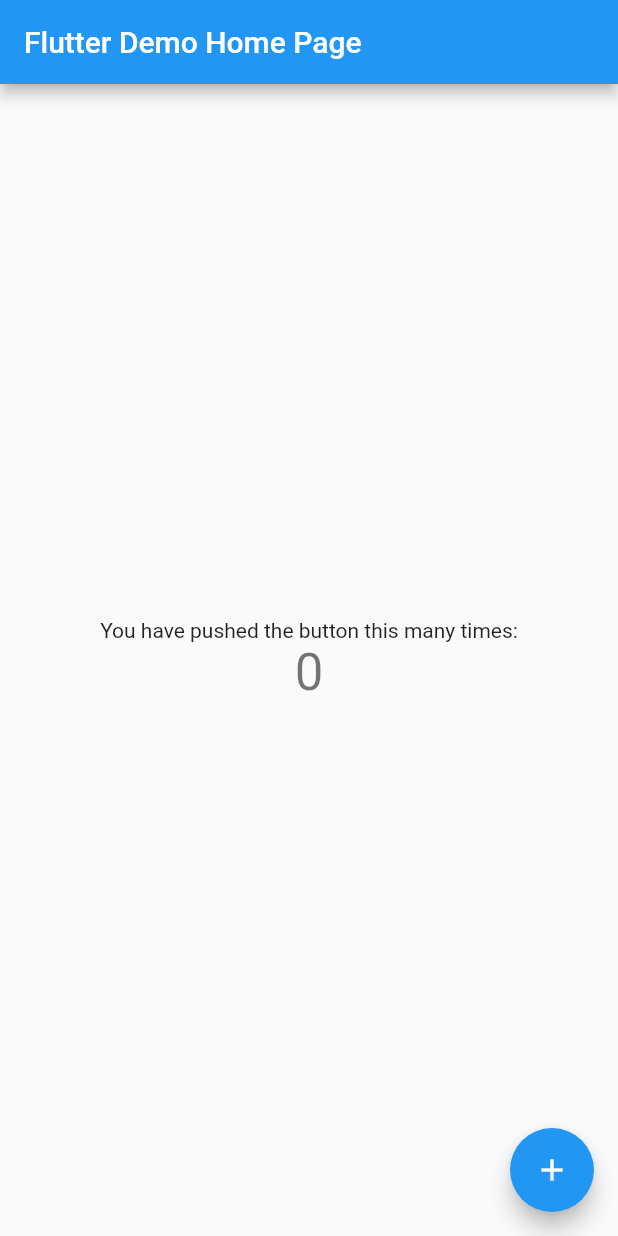
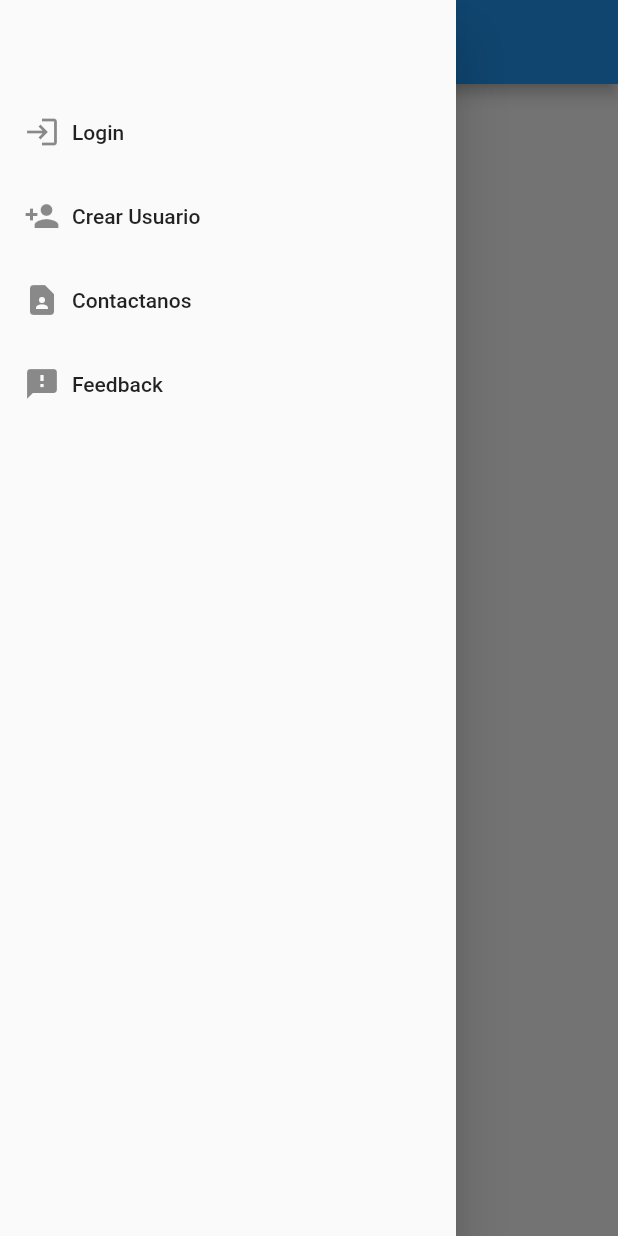
Before and after one commit to bryanvrgsc/flutter_proyecto_final_apps, a Flutter app: the screen it shows after launch, with the side drawer open (before the commit the screen has no drawer), on a phone screen of 412 x 824 dp. Run offline on Flutter 3.47's test engine with Material 2 defaults, Android fonts, the phone set to English and light mode, and no system bars.

Commit message:
NavigateDrawer

```diff
--- a/analysis_options.yaml
+++ b/analysis_options.yaml
@@ -7,9 +7,9 @@
 
 # The following line activates a set of recommended lints for Flutter apps,
 # packages, and plugins designed to encourage good coding practices.
-include: package:flutter_lints/flutter.yaml
+# include: package:flutter_lints/flutter.yaml
 
-linter:
+# linter:
   # The lint rules applied to this project can be customized in the
   # section below to disable rules from the `package:flutter_lints/flutter.yaml`
   # included above or to enable additional rules. A list of all available lints
--- /dev/null
+++ b/lib/createDrawerBodyItem.dart
@@ -0,0 +1,17 @@
+import 'package:flutter/material.dart';
+
+Widget createDrawerBodyItem(
+    {IconData? icon, String? text, GestureTapCallback? myonTap}) {
+  return ListTile(
+    title: Row(
+      children: <Widget>[
+        Icon(icon),
+        Padding(
+          padding: EdgeInsets.only(left: 8.0),
+          child: Text(text!),
+        )
+      ],
+    ),
+    onTap: myonTap,
+  );
+}
--- /dev/null
+++ b/lib/interface/feedback.dart
@@ -0,0 +1,18 @@
+import 'package:flutter/material.dart';
+//import 'package:navega_drawer/navigationDrawer.dart';
+import '../navigationDrawer.dart';
+
+class feedback extends StatelessWidget {
+  static const String nombreruta = '/feedback';
+  @override
+  Widget build(BuildContext context) {
+    return Scaffold(
+        appBar: AppBar(
+          title: Text('Feedback'),
+        ),
+        drawer: navigationDrawer(),
+        body: Center(
+          child: Text("Soy feedback"),
+        ));
+  }
+}
--- /dev/null
+++ b/lib/interface/login.dart
@@ -0,0 +1,18 @@
+import 'package:flutter/material.dart';
+//import 'package:navega_drawer/navigationDrawer.dart';
+import '../navigationDrawer.dart';
+
+class login extends StatelessWidget {
+  static const String nombreruta = '/login';
+  @override
+  Widget build(BuildContext context) {
+    return Scaffold(
+        appBar: AppBar(
+          title: Text('Login'),
+        ),
+        drawer: navigationDrawer(),
+        body: Center(
+          child: Text("Soy login"),
+        ));
+  }
+}
--- a/lib/main.dart
+++ b/lib/main.dart
@@ -1,115 +1,6 @@
 import 'package:flutter/material.dart';
+import 'navegacioninicio.dart';
 
 void main() {
-  runApp(const MyApp());
+  runApp(navegacioninicio());
 }
-
-class MyApp extends StatelessWidget {
-  const MyApp({Key? key}) : super(key: key);
-
-  // This widget is the root of your application.
-  @override
-  Widget build(BuildContext context) {
-    return MaterialApp(
-      title: 'Flutter Demo',
-      theme: ThemeData(
-        // This is the theme of your application.
-        //
-        // Try running your application with "flutter run". You'll see the
-        // application has a blue toolbar. Then, without quitting the app, try
-        // changing the primarySwatch below to Colors.green and then invoke
-        // "hot reload" (press "r" in the console where you ran "flutter run",
-        // or simply save your changes to "hot reload" in a Flutter IDE).
-        // Notice that the counter didn't reset back to zero; the application
-        // is not restarted.
-        primarySwatch: Colors.blue,
-      ),
-      home: const MyHomePage(title: 'Flutter Demo Home Page'),
-    );
-  }
-}
-
-class MyHomePage extends StatefulWidget {
-  const MyHomePage({Key? key, required this.title}) : super(key: key);
-
-  // This widget is the home page of your application. It is stateful, meaning
-  // that it has a State object (defined below) that contains fields that affect
-  // how it looks.
-
-  // This class is the configuration for the state. It holds the values (in this
-  // case the title) provided by the parent (in this case the App widget) and
-  // used by the build method of the State. Fields in a Widget subclass are
-  // always marked "final".
-
-  final String title;
-
-  @override
-  State<MyHomePage> createState() => _MyHomePageState();
-}
-
-class _MyHomePageState extends State<MyHomePage> {
-  int _counter = 0;
-
-  void _incrementCounter() {
-    setState(() {
-      // This call to setState tells the Flutter framework that something has
-      // changed in this State, which causes it to rerun the build method below
-      // so that the display can reflect the updated values. If we changed
-      // _counter without calling setState(), then the build method would not be
-      // called again, and so nothing would appear to happen.
-      _counter++;
-    });
-  }
-
-  @override
-  Widget build(BuildContext context) {
-    // This method is rerun every time setState is called, for instance as done
-    // by the _incrementCounter method above.
-    //
-    // The Flutter framework has been optimized to make rerunning build methods
-    // fast, so that you can just rebuild anything that needs updating rather
-    // than having to individually change instances of widgets.
-    return Scaffold(
-      appBar: AppBar(
-        // Here we take the value from the MyHomePage object that was created by
-        // the App.build method, and use it to set our appbar title.
-        title: Text(widget.title),
-      ),
-      body: Center(
-        // Center is a layout widget. It takes a single child and positions it
-        // in the middle of the parent.
-        child: Column(
-          // Column is also a layout widget. It takes a list of children and
-          // arranges them vertically. By default, it sizes itself to fit its
-          // children horizontally, and tries to be as tall as its parent.
-          //
-          // Invoke "debug painting" (press "p" in the console, choose the
-          // "Toggle Debug Paint" action from the Flutter Inspector in Android
-          // Studio, or the "Toggle Debug Paint" command in Visual Studio Code)
-          // to see the wireframe for each widget.
-          //
-          // Column has various properties to control how it sizes itself and
-          // how it positions its children. Here we use mainAxisAlignment to
-          // center the children vertically; the main axis here is the vertical
-          // axis because Columns are vertical (the cross axis would be
-          // horizontal).
-          mainAxisAlignment: MainAxisAlignment.center,
-          children: <Widget>[
-            const Text(
-              'You have pushed the button this many times:',
-            ),
-            Text(
-              '$_counter',
-              style: Theme.of(context).textTheme.headline4,
-            ),
-          ],
-        ),
-      ),
-      floatingActionButton: FloatingActionButton(
-        onPressed: _incrementCounter,
-        tooltip: 'Increment',
-        child: const Icon(Icons.add),
-      ), // This trailing comma makes auto-formatting nicer for build methods.
-    );
-  }
-}
--- /dev/null
+++ b/lib/navegacioninicio.dart
@@ -0,0 +1,25 @@
+import 'dart:ui';
+
+import 'package:flutter/material.dart';
+
+import 'rutas.dart';
+import 'interface/login.dart';
+import 'interface/signup.dart';
+import 'interface/contacto.dart';
+import 'interface/feedback.dart';
+
+class navegacioninicio extends StatelessWidget {
+  @override
+  Widget build(BuildContext context) {
+    return MaterialApp(
+      title: 'navegación drawer',
+      home: login(),
+      routes: {
+        rutas.rutalogin: (context) => login(),
+        rutas.rutasignup: (context) => signup(),
+        rutas.rutacontacto: (context) => contacto(),
+        rutas.rutafeedback: (context) => feedback(),
+      },
+    );
+  }
+}
--- /dev/null
+++ b/lib/navigationDrawer.dart
@@ -0,0 +1,36 @@
+import 'package:flutter/material.dart';
+import 'rutas.dart';
+import 'createDrawerBodyItem.dart';
+
+class navigationDrawer extends StatelessWidget {
+  @override
+  Widget build(BuildContext context) {
+    return Drawer(
+        child: ListView(
+      padding: EdgeInsets.zero,
+      children: <Widget>[
+        SizedBox(height: 60),
+        createDrawerBodyItem(
+            icon: Icons.login,
+            text: 'Login',
+            myonTap: () =>
+              Navigator.pushReplacementNamed(context, rutas.rutalogin)),
+        createDrawerBodyItem(
+            icon: Icons.person_add,
+            text: 'Crear Usuario',
+            myonTap: () =>
+              Navigator.pushReplacementNamed(context, rutas.rutasignup)),
+        createDrawerBodyItem(
+            icon: Icons.contact_page,
+            text: 'Contactanos',
+            myonTap: () =>
+              Navigator.pushReplacementNamed(context, rutas.rutacontacto)),
+        createDrawerBodyItem(
+            icon: Icons.feedback,
+            text: 'Feedback',
+            myonTap: () =>
+              Navigator.pushReplacementNamed(context, rutas.rutafeedback))
+      ],
+    ));
+  }
+}
--- /dev/null
+++ b/lib/rutas.dart
@@ -0,0 +1,11 @@
+import 'interface/login.dart';
+import 'interface/signup.dart';
+import 'interface/contacto.dart';
+import 'interface/feedback.dart';
+
+class rutas {
+  static const String rutalogin = login.nombreruta;
+  static const String rutasignup = signup.nombreruta;
+  static const String rutacontacto = contacto.nombreruta;
+  static const String rutafeedback = feedback.nombreruta;
+}
```
Also changed, not shown: lib/interface/contacto.dart (added, +18 -0 lines), lib/interface/signup.dart (added, +18 -0 lines), lib/perfil.dart (added, +17 -0 lines), 1 other file.
